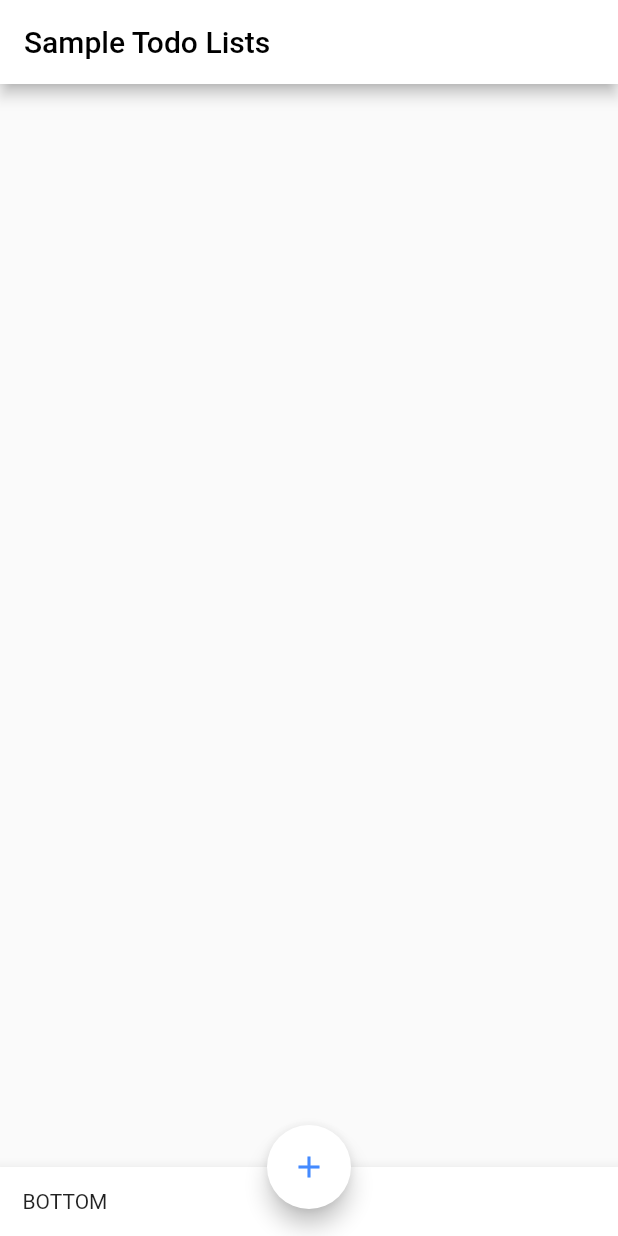
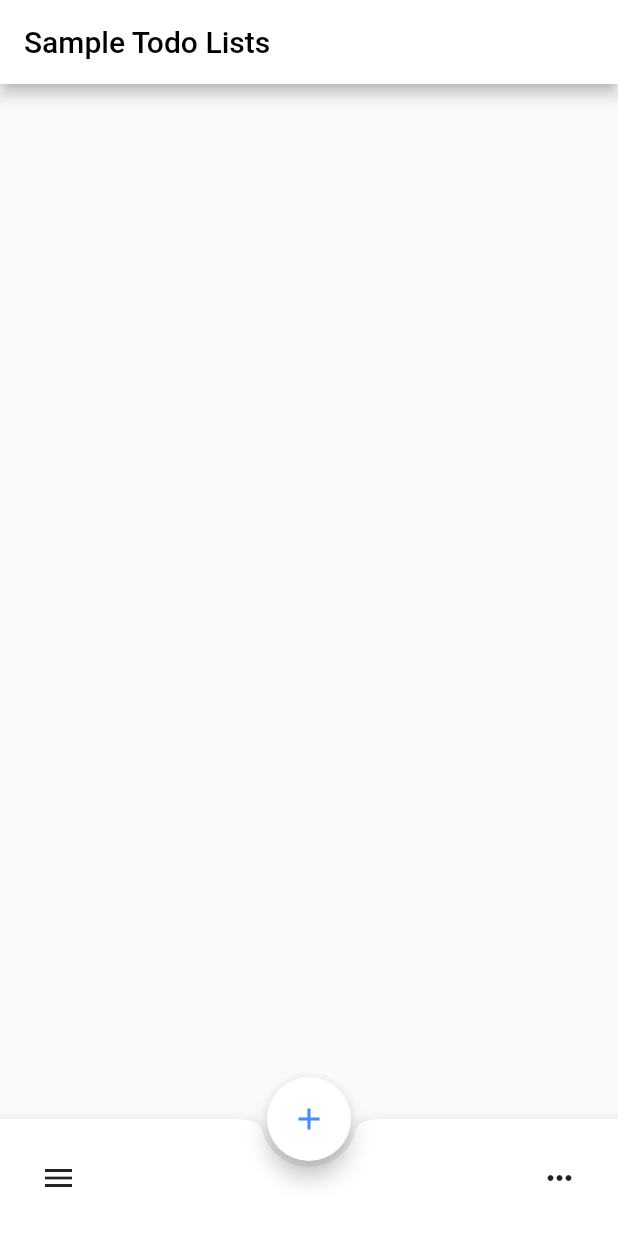
Before and after one commit to Takenari-Yamamoto/react-flutter-golang, a Flutter app: the screen it shows after launch, on a phone screen of 412 x 824 dp. Run offline on Flutter 3.47's test engine with Material 2 defaults, Android fonts, the phone set to English and light mode, and no system bars.

Commit message:
footer 作成

```diff
--- a/flutter_mobile_app/lib/main.dart
+++ b/flutter_mobile_app/lib/main.dart
@@ -41,9 +41,19 @@ class _MyHomePageState extends State<MyHomePage> {
         body: Center(
           child: Column(),
         ),
-        bottomNavigationBar: const BottomAppBar(
+        bottomNavigationBar: BottomAppBar(
           color: Colors.white,
-          child: Padding(padding: EdgeInsets.all(15), child: Text('BOTTOM')),
+          shape: CircularNotchedRectangle(),
+          child: Padding(
+              padding: EdgeInsets.all(15),
+              child: Row(
+                children: [
+                  IconButton(onPressed: () {}, icon: const Icon(Icons.menu)),
+                  Spacer(),
+                  IconButton(
+                      onPressed: () {}, icon: const Icon(Icons.more_horiz)),
+                ],
+              )),
         ),
         floatingActionButtonLocation: FloatingActionButtonLocation.centerDocked,
         floatingActionButton: FloatingActionButton(
```
